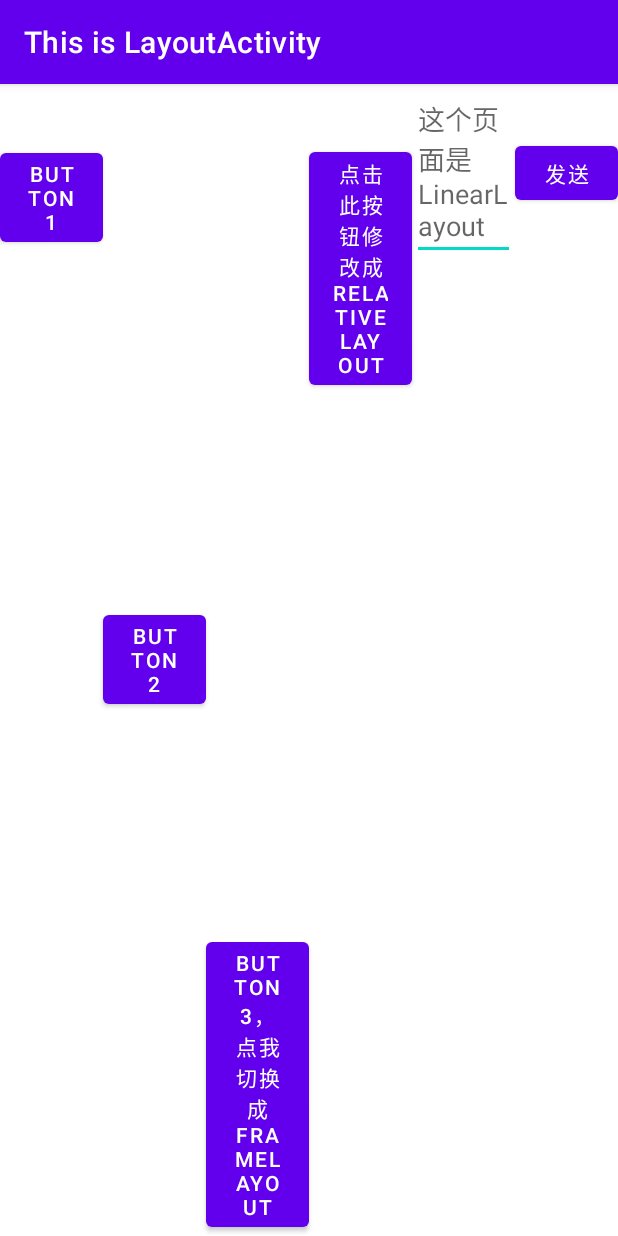
After one commit to CalotteNeo/MyApplication2, an Android app: the LayoutActivity screen opened directly, with no data from a screen before it, on a phone screen of 412 x 824 dp. The commit adds this screen. Run offline under Robolectric (Android 15) with nearby library versions, the phone set to English and light mode, and no system bars.

Commit message:
学习进度：3.4Done

```diff
--- a/app/src/main/java/com/example/myapplication/DialogActivity.java
+++ b/app/src/main/java/com/example/myapplication/DialogActivity.java
@@ -3,6 +3,7 @@ package com.example.myapplication;
 import androidx.appcompat.app.AppCompatActivity;
 
 import android.os.Bundle;
+import android.widget.TextView;
 
 public class DialogActivity extends AppCompatActivity {
 
@@ -10,5 +11,7 @@ public class DialogActivity extends AppCompatActivity {
     protected void onCreate(Bundle savedInstanceState) {
         super.onCreate(savedInstanceState);
         setContentView(R.layout.dialog_layout);
+        TextView dialog_tv = (TextView) findViewById(R.id.dialog_tv);
+        dialog_tv.setText("开启DialogActivity，点击BACK返回");
     }
 }
--- /dev/null
+++ b/app/src/main/java/com/example/myapplication/LayoutActivity.java
@@ -0,0 +1,37 @@
+package com.example.myapplication;
+
+import androidx.appcompat.app.AppCompatActivity;
+
+import android.os.Bundle;
+import android.view.View;
+import android.widget.Button;
+import android.widget.LinearLayout;
+
+public class LayoutActivity extends AppCompatActivity {
+
+    @Override
+    protected void onCreate(Bundle savedInstanceState) {
+        super.onCreate(savedInstanceState);
+        setContentView(R.layout.layout_layout);
+        Button change_orientation = (Button) findViewById(R.id.change_orientation);
+//        LinearLayout.LayoutParams layoutParams= new LinearLayout.LayoutParams(LinearLayout.LayoutParams.MATCH_PARENT,LinearLayout.LayoutParams.MATCH_PARENT);
+//        layoutParams.;
+//        setContentView(R.layout.layout_layout,);
+        change_orientation.setOnClickListener(new View.OnClickListener() {
+            @Override
+            public void onClick(View v) {
+                setContentView(R.layout.relative_layout);
+            }
+        });
+
+        Button button3 = (Button) findViewById(R.id.button3);
+        button3.setOnClickListener(new View.OnClickListener() {
+            @Override
+            public void onClick(View v) {
+                setContentView(R.layout.frame_layout);
+            }
+        });
+
+
+    }
+}
--- a/app/src/main/java/com/example/myapplication/NormalActivity.java
+++ b/app/src/main/java/com/example/myapplication/NormalActivity.java
@@ -3,6 +3,7 @@ package com.example.myapplication;
 import androidx.appcompat.app.AppCompatActivity;
 
 import android.os.Bundle;
+import android.widget.TextView;
 
 public class NormalActivity extends AppCompatActivity {
 
@@ -10,5 +11,7 @@ public class NormalActivity extends AppCompatActivity {
     protected void onCreate(Bundle savedInstanceState) {
         super.onCreate(savedInstanceState);
         setContentView(R.layout.normal_layout);
+        TextView normal_tv = (TextView) findViewById(R.id.normal_tv);
+        normal_tv.setText("开启NormalActivity");
     }
 }
--- /dev/null
+++ b/app/src/main/res/layout/layout_layout.xml
@@ -0,0 +1,51 @@
+<?xml version="1.0" encoding="utf-8"?>
+<LinearLayout xmlns:android="http://schemas.android.com/apk/res/android"
+    android:orientation="horizontal"
+    android:layout_width="match_parent"
+    android:layout_height="match_parent">
+
+    <Button
+        android:layout_width="0dp"
+        android:layout_height="wrap_content"
+        android:id="@+id/button1"
+        android:text="Button 1"
+        android:layout_gravity="top"
+        android:layout_weight="1"
+        />
+    <Button
+        android:layout_width="0dp"
+        android:layout_height="wrap_content"
+        android:id="@+id/button2"
+        android:text="Button 2"
+        android:layout_gravity="center_vertical"
+        android:layout_weight="1"
+        />
+    <Button
+        android:layout_width="0dp"
+        android:layout_height="wrap_content"
+        android:id="@+id/button3"
+        android:text="Button 3，点我切换成FrameLayout"
+        android:layout_gravity="bottom"
+        android:layout_weight="1"
+        />
+    <Button
+        android:layout_width="0dp"
+        android:layout_height="wrap_content"
+        android:id="@+id/change_orientation"
+        android:text="点击此按钮修改成RelativeLayout"
+        android:layout_weight="1"
+        />
+    <EditText
+        android:layout_width="0dp"
+        android:layout_height="wrap_content"
+        android:id="@+id/input_message"
+        android:layout_weight="1"
+        android:hint="这个页面是LinearLayout"/>
+    <Button
+        android:layout_width="0dp"
+        android:layout_height="wrap_content"
+        android:id="@+id/send"
+        android:layout_weight="1"
+        android:text="发送"/>
+
+</LinearLayout>
--- a/app/src/main/res/layout/normal_layout.xml
+++ b/app/src/main/res/layout/normal_layout.xml
@@ -8,6 +8,7 @@
         android:layout_width="match_parent"
         android:layout_height="wrap_content"
         android:text="This is a normal activity"
+        android:id="@+id/normal_tv"
         />
 
 </LinearLayout>
```
Also changed, not shown: app/src/main/AndroidManifest.xml (+13 -7 lines), app/src/main/java/com/example/myapplication/FirstActivity.java (+59 -52 lines), app/src/main/java/com/example/myapplication/TitleLayout.java (added, +34 -0 lines), app/src/main/java/com/example/myapplication/UICustomViewsActivity.java (added, +19 -0 lines), app/src/main/res/layout/first_layout.xml (+19 -1 lines), app/src/main/res/layout/frame_layout.xml (added, +18 -0 lines), app/src/main/res/layout/relative_layout.xml (added, +45 -0 lines), app/src/main/res/layout/title.xml (added, +30 -0 lines), app/src/main/res/layout/uicustom_views_layout.xml (added, +9 -0 lines), 1 other file.
